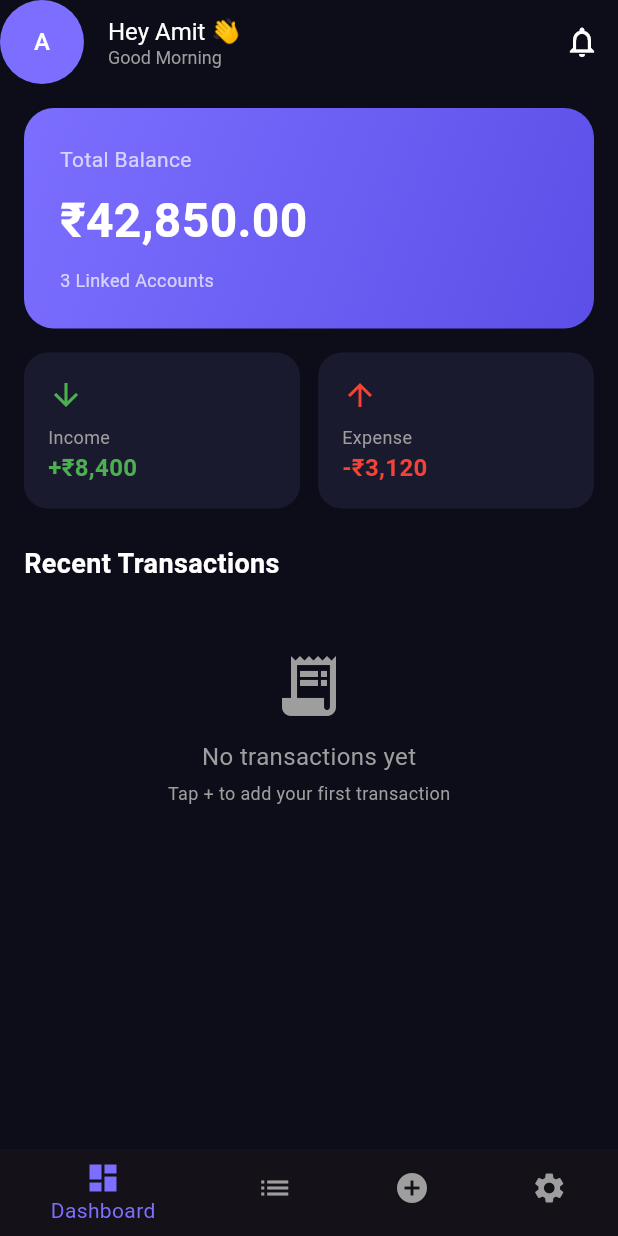
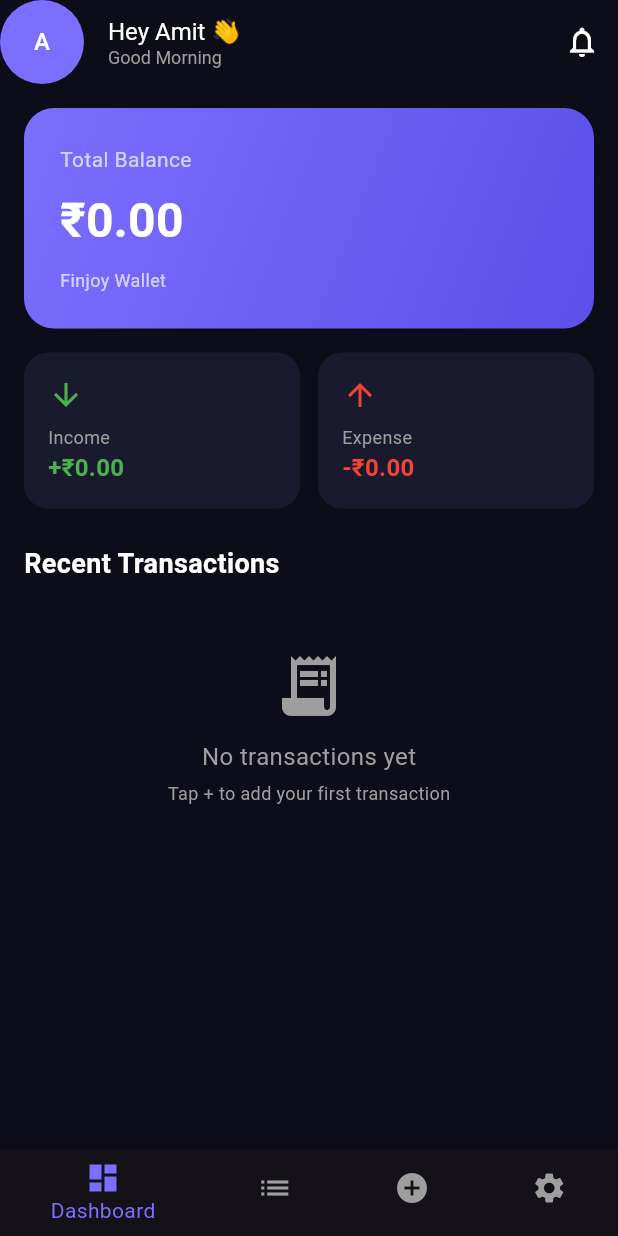
Before and after one commit to AmitKumarKoli67/finjoy, a Flutter app: the screen it shows after launch, on a phone screen of 412 x 824 dp. Run offline on Flutter 3.47's test engine with Material 3 defaults, Android fonts, the phone set to English and light mode, and no system bars; our stand-ins replace flutter_bloc, hive, hive_flutter; accounts and stored records are empty.

Commit message:
minor fixes in ui

```diff
--- a/lib/features/dashboard/widgets/balance_card.dart
+++ b/lib/features/dashboard/widgets/balance_card.dart
@@ -17,25 +17,25 @@ class BalanceCard extends StatelessWidget {
         ),
         borderRadius: BorderRadius.circular(20),
       ),
-      child: const Column(
+      child: Column(
         crossAxisAlignment: CrossAxisAlignment.start,
         children: [
-          Text(
+          const Text(
             'Total Balance',
             style: TextStyle(color: Colors.white70, fontSize: 14),
           ),
-          SizedBox(height: 8),
+          const SizedBox(height: 8),
           Text(
-            '₹42,850.00',
-            style: TextStyle(
+            balance,
+            style: const TextStyle(
               color: Colors.white,
               fontSize: 32,
               fontWeight: FontWeight.bold,
             ),
           ),
-          SizedBox(height: 8),
-          Text(
-            '3 Linked Accounts',
+          const SizedBox(height: 8),
+          const Text(
+            'Finjoy Wallet',
             style: TextStyle(color: Colors.white70, fontSize: 12),
           ),
         ],
--- a/lib/features/dashboard/widgets/income_expense_row.dart
+++ b/lib/features/dashboard/widgets/income_expense_row.dart
@@ -4,7 +4,11 @@ class IncomeExpenseRow extends StatelessWidget {
   final String income;
   final String expense;
 
-  const IncomeExpenseRow({super.key, required this.income, required this.expense, });
+  const IncomeExpenseRow({
+    super.key,
+    required this.income,
+    required this.expense,
+  });
 
   @override
   Widget build(BuildContext context) {
@@ -17,18 +21,18 @@ class IncomeExpenseRow extends StatelessWidget {
               color: const Color(0xFF1A1A2E),
               borderRadius: BorderRadius.circular(16),
             ),
-            child: const Column(
+            child: Column(
               crossAxisAlignment: CrossAxisAlignment.start,
               children: [
-                Icon(Icons.arrow_downward, color: Colors.green),
-                SizedBox(height: 8),
-                Text(
+                const Icon(Icons.arrow_downward, color: Colors.green),
+                const SizedBox(height: 8),
+                const Text(
                   'Income',
                   style: TextStyle(color: Colors.grey, fontSize: 12),
                 ),
                 Text(
-                  '+₹8,400',
-                  style: TextStyle(
+                  income, // ← using parameter now
+                  style: const TextStyle(
                     color: Colors.green,
                     fontSize: 16,
                     fontWeight: FontWeight.bold,
@@ -46,18 +50,18 @@ class IncomeExpenseRow extends StatelessWidget {
               color: const Color(0xFF1A1A2E),
               borderRadius: BorderRadius.circular(16),
             ),
-            child: const Column(
+            child: Column(
               crossAxisAlignment: CrossAxisAlignment.start,
               children: [
-                Icon(Icons.arrow_upward, color: Colors.red),
-                SizedBox(height: 8),
-                Text(
+                const Icon(Icons.arrow_upward, color: Colors.red),
+                const SizedBox(height: 8),
+                const Text(
                   'Expense',
                   style: TextStyle(color: Colors.grey, fontSize: 12),
                 ),
                 Text(
-                  '-₹3,120',
-                  style: TextStyle(
+                  expense,
+                  style: const TextStyle(
                     color: Colors.red,
                     fontSize: 16,
                     fontWeight: FontWeight.bold,
--- a/lib/features/splash/screens/splash_screen.dart
+++ b/lib/features/splash/screens/splash_screen.dart
@@ -1,4 +1,3 @@
-import 'package:finjoy/features/dashboard/screens/dashboard_screen.dart';
 import 'package:finjoy/shared/widgets/bottom_nav_screen.dart';
 import 'package:flutter/material.dart';
 
@@ -70,10 +69,7 @@ class SplashScreenState extends State<SplashScreen> {
               const SizedBox(height: 8),
               const Text(
                 'Track. Save. Enjoy.',
-                style: TextStyle(
-                  fontSize: 16,
-                  color: Colors.white60,
-                ),
+                style: TextStyle(fontSize: 16, color: Colors.white60),
               ),
             ],
           ),
```
